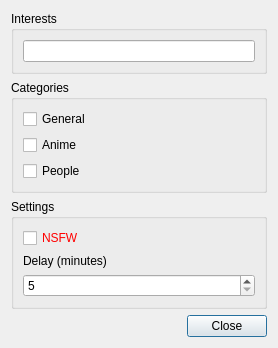
Before: the Qt Designer form src/ui/settings.ui in smclt30p/wallmaster, drawn with Qt 5.
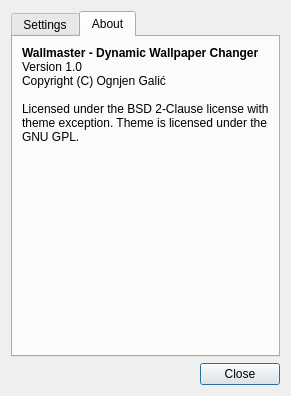
After: the same form once the commit is applied. The open tabs and pages were chosen to show the change.

Commit message: [settings] Add about tab

```diff
--- a/src/ui/settings.ui
+++ b/src/ui/settings.ui
@@ -7,7 +7,7 @@
     <x>0</x>
     <y>0</y>
     <width>278</width>
-    <height>305</height>
+    <height>350</height>
    </rect>
   </property>
   <property name="windowTitle">
@@ -15,6 +15,19 @@
   </property>
   <layout class="QVBoxLayout" name="verticalLayout_4">
    <item>
+    <widget class="QTabWidget" name="tabs">
+     <property name="currentIndex">
+      <number>0</number>
+     </property>
+     <property name="tabBarAutoHide">
+      <bool>false</bool>
+     </property>
+     <widget class="QWidget" name="settings_tab">
+      <attribute name="title">
+       <string>Settings</string>
+      </attribute>
+      <layout class="QVBoxLayout" name="verticalLayout_5">
+       <item>
     <widget class="QGroupBox" name="interests">
      <property name="title">
       <string>Interests</string>
@@ -94,6 +107,43 @@
      </layout>
     </widget>
    </item>
+      </layout>
+     </widget>
+     <widget class="QWidget" name="about_tab">
+      <attribute name="title">
+       <string>About</string>
+      </attribute>
+      <layout class="QVBoxLayout" name="verticalLayout_6">
+       <item>
+        <widget class="QLabel" name="desc">
+         <property name="font">
+          <font>
+           <weight>75</weight>
+           <bold>true</bold>
+          </font>
+         </property>
+         <property name="text">
+          <string>&lt;html&gt;&lt;head/&gt;&lt;body&gt;&lt;p&gt;Wallmaster - Dynamic Wallpaper Changer&lt;br/&gt;&lt;span style=&quot; font-weight:400;&quot;&gt;Version 1.0&lt;br/&gt;Copyright (C) Ognjen Galić&lt;br/&gt;&lt;br/&gt;Licensed under the BSD 2-Clause license with&lt;br/&gt;theme exception. Theme is licensed under the&lt;br/&gt;GNU GPL.&lt;/span&gt;&lt;/p&gt;&lt;/body&gt;&lt;/html&gt;</string>
+         </property>
+        </widget>
+       </item>
+       <item>
+        <spacer name="verticalSpacer">
+         <property name="orientation">
+          <enum>Qt::Vertical</enum>
+         </property>
+         <property name="sizeHint" stdset="0">
+          <size>
+           <width>20</width>
+           <height>40</height>
+          </size>
+         </property>
+        </spacer>
+       </item>
+      </layout>
+     </widget>
+    </widget>
+   </item>
    <item>
     <layout class="QHBoxLayout" name="buttons">
      <item>
```
Left out of the diff: 7 changed lines with no effect on the pictures. Lines whose indentation alone changed are shown as unchanged. The commit also changes 1 other file.
